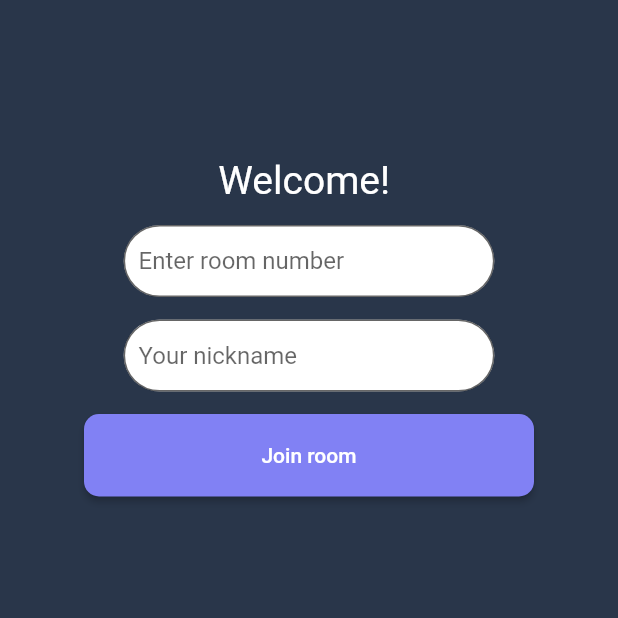
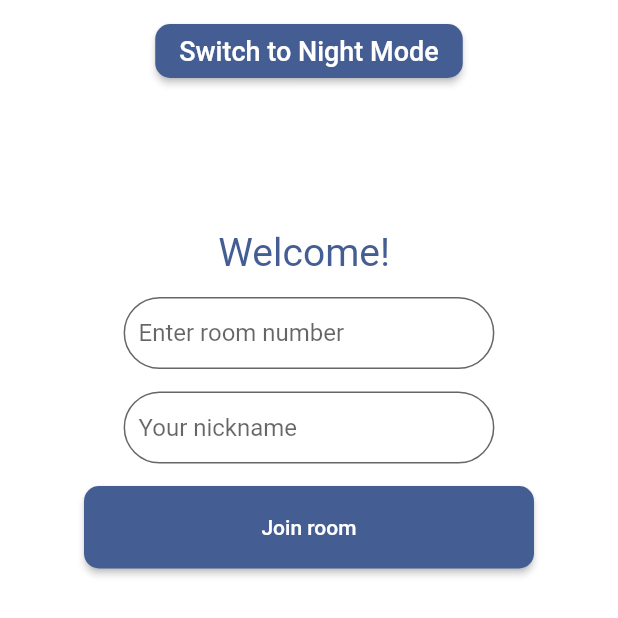
Before and after one commit to yaryna-benko/scrum_pocker, a Flutter app: the screen it shows after launch, on a phone screen of 412 x 824 dp, the top half of it. Run offline on Flutter 3.47's test engine with Material 2 defaults, Android fonts, the phone set to English and light mode, and no system bars; our stand-ins replace qr_flutter, stop_watch_timer.

Commit message:
Дипломні правки

```diff
--- a/scrum_pocker/lib/components/constrains.dart
+++ b/scrum_pocker/lib/components/constrains.dart
@@ -1,12 +1,17 @@
 import 'package:flutter/material.dart';
 import 'dart:ui';
 
-const kPrimaryColor = Color.fromARGB(255, 41, 54, 74);
-const kPrimaryButtonColor = Color.fromARGB(255, 129, 129, 244);
+const kPrimaryColor = Colors.white;
+const kPrimaryDarkColor = Color.fromARGB(255, 41, 54, 74);
+const kPrimaryButtonColor = Color.fromRGBO(68, 94, 147, 1);
+const kPrimaryDarkButtonColor = Color.fromARGB(255, 129, 129, 244);
 const kPrimaryVoteColor = Color.fromRGBO(75, 96, 117, 0.5);
 const kPrimaryLightColor = Color(0xFFFFFFFF);
+const kPrimaryTextColor  = Color.fromRGBO(68, 94, 147, 1);
 
 
 const double defaultPadding = 16.0;
 
 String RoomId = '';
+bool isNightModeEnabled = false;
+int sessionsCount = 0;
--- a/scrum_pocker/lib/main.dart
+++ b/scrum_pocker/lib/main.dart
@@ -1,10 +1,10 @@
 import 'package:flutter/material.dart';
 import 'package:scrum_pocker/screens/cards/body.dart';
+import 'package:scrum_pocker/screens/sessions/session.dart';
 import 'components/constrains.dart';
 import 'package:scrum_pocker/screens/room/room.dart';
 import 'package:scrum_pocker/screens/result/result.dart';
 import 'package:scrum_pocker/screens/landing page/body.dart';
-import 'package:scrum_pocker/models/voters.dart';
 
 void main() {
   runApp(const MyApp());
@@ -18,7 +18,7 @@ class MyApp extends StatefulWidget {
 }
 
 class _MyAppState extends State<MyApp> {
-  // This widget is the root of your application.
+
 
   @override
 
@@ -26,8 +26,8 @@ class _MyAppState extends State<MyApp> {
     return MaterialApp(
       title: 'Home Page',
       theme: ThemeData(
-        primaryColor: kPrimaryColor,
-        scaffoldBackgroundColor: kPrimaryColor,
+        primaryColor: Colors.white,
+        scaffoldBackgroundColor: Colors.white,
       ),
       home:  HBody(),
       routes: {
@@ -35,6 +35,7 @@ class _MyAppState extends State<MyApp> {
           'room': (context) =>  Room(),
           'result': (context) =>  Result(),
           'home': (context) => HBody(),
+          'sessions': (context) => SessionScreen()
         }
     );
   }
--- a/scrum_pocker/lib/models/room.dart
+++ b/scrum_pocker/lib/models/room.dart
@@ -4,18 +4,22 @@ import 'dart:convert';
 import 'package:flutter/material.dart';
 import 'package:http/http.dart' as http;
 
+List<VRoom> VRoomFromJson(String str) =>
+    List<VRoom>.from(json.decode(str).map((x) => VRoom.fromJson(x)));
 
 class VRoom{
   int id;
   String room_number;
   int scrummaster;
   int lifetime;
+  String created_date;
 
   VRoom({
     required this.id,
     required this.room_number,
     required this.scrummaster,
-    required this.lifetime
+    required this.lifetime,
+    required this.created_date
   });
 
   Map<String, dynamic> toJson(){
@@ -24,15 +28,17 @@ class VRoom{
     data["room_number"] = room_number;
     data['scrummaster'] = scrummaster;
     data['lifetime'] = lifetime;
+    data['created_date'] = created_date;
     return data;
   }
 
   factory VRoom.fromJson(Map<String, dynamic> json) {
     return VRoom(
       id: json['id'],
-      room_number: json['title'],
+      room_number: json['room_number'],
       scrummaster: json['scrummaster'],
       lifetime: json['lifetime'],
+      created_date: json['created_date'],
     );
   }
 }
--- a/scrum_pocker/lib/screens/landing page/body.dart
+++ b/scrum_pocker/lib/screens/landing page/body.dart
@@ -3,37 +3,60 @@ import 'package:scrum_pocker/components/constrains.dart';
 import 'package:scrum_pocker/components/api_service.dart';
 import 'package:scrum_pocker/models/room.dart';
 
-//import 'package:stop_watch_timer/stop_watch_timer.dart';
 
 class HBody extends StatefulWidget {
   @override
   State<HBody> createState() => _BodyState();
 }
 
+
+
 class _BodyState extends State<HBody> {
-  //final StopWatchTimer _stopWatchTimer = StopWatchTimer();
   final _isHours = true;
   bool checkedValue = false;
   Future<VRoom>? _futureRoom;
   Future<VRoom>? _futureTestRoom;
   final TextEditingController _controller = TextEditingController();
 
+    void toggleColorMode() {
+    setState(() {
+      isNightModeEnabled = !isNightModeEnabled;
+    });
+  }
+
   @override
   Widget build(BuildContext context) {
     return Scaffold(
-      backgroundColor: kPrimaryColor,
+      backgroundColor: isNightModeEnabled ? kPrimaryDarkColor : Colors.white,
       body: SingleChildScrollView(
         child: Column(
           children: [
             SizedBox(height: 10),
-            Row(
-              mainAxisAlignment: MainAxisAlignment.end,
-              children: [
-                // Icon ( Icons.clear_rounded, color: kPrimaryButtonColor, size: 20,),
-                // SizedBox(width: 5),
-                // Text ( 'Quit', style: TextStyle(fontSize: 20, color: kPrimaryButtonColor, fontWeight: FontWeight.normal),),
-                // SizedBox(width: 5)
-              ],
+            Container(
+              color: isNightModeEnabled ? kPrimaryDarkColor : Colors.white,
+              child: Center(
+                child: Column(
+                mainAxisAlignment: MainAxisAlignment.center,
+                children: [
+                ElevatedButton(
+                  onPressed: toggleColorMode,
+                  style: ElevatedButton.styleFrom(
+                    shape: RoundedRectangleBorder(
+                      borderRadius: BorderRadius.circular(10),
+                    ),
+                    backgroundColor: isNightModeEnabled ? Colors.white : kPrimaryButtonColor
+                  ),
+                  child: Text(
+                    isNightModeEnabled ? 'Switch to Day Mode' : 'Switch to Night Mode',
+                    style: TextStyle(
+                      fontSize: 18.0,
+                      color: isNightModeEnabled ? kPrimaryButtonColor : Colors.white,
+                    ),
+                  ),
+                ),
+                ],
+                ),
+              ),
             ),
             SizedBox(height: 15),
             Container(
@@ -41,7 +64,7 @@ class _BodyState extends State<HBody> {
                 child: RichText(
                 text: TextSpan(
                   text: 'Welcome! ',
-                    style: TextStyle(color: Colors.white, fontSize: 26),
+                    style: TextStyle(color: isNightModeEnabled ? Colors.white : kPrimaryButtonColor, fontSize: 26),
                 ),
               ),
             ),
@@ -57,7 +80,7 @@ class _BodyState extends State<HBody> {
                     fillColor: Colors.white,
                     filled: true,
                     border: OutlineInputBorder(
-                    borderRadius: BorderRadius.circular(40),
+                      borderRadius: BorderRadius.circular(40),
                   )
                   ),
                 )
@@ -80,24 +103,28 @@ class _BodyState extends State<HBody> {
             SizedBox(height: 15),
             ElevatedButton(
               onPressed: () async{
+                sessionsCount++;
                 setState(() {
-                  _futureRoom = putUserInVRoom(_controller.text);
+                  _futureRoom = ApiService().putUserInVRoom(_controller.text);
                   RoomId = _controller.text;
-                  _futureTestRoom = createVRoom();});
+                  _futureTestRoom = ApiService().createVRoom();});
                 Navigator.pushNamed(context, 'room');
               },
               style: ElevatedButton.styleFrom(
-                primary: kPrimaryButtonColor,
-                surfaceTintColor: kPrimaryButtonColor,
+                backgroundColor: isNightModeEnabled ? Colors.white : kPrimaryButtonColor,
+                //surfaceTintColor: kPrimaryButtonColor,
                 minimumSize: Size(300, 55),
                 padding: const EdgeInsets.fromLTRB(10, 0, 10, 0),
                 shape:RoundedRectangleBorder(
                   borderRadius: BorderRadius.circular(10),
                 )
               ),
-              child: const Text(
+              child: Text(
                 'Join room',
-                style: TextStyle(fontSize: 14, color: Colors.white),
+                style: TextStyle(
+                  fontSize: 14,
+                  color: isNightModeEnabled ? kPrimaryButtonColor : Colors.white,
+                ),
               )
             ),
             SizedBox(height: 15),
--- a/scrum_pocker/pubspec.yaml
+++ b/scrum_pocker/pubspec.yaml
@@ -12,11 +12,13 @@ environment:
 dependencies:
   flutter:
     sdk: flutter
-
+  qr_flutter: ^3.0.0
+  #path_provider: 2.0.15
 
   cupertino_icons: ^1.0.2
   stop_watch_timer: ^0.7.0
   http: ^0.13.4
+  intl: ^0.18.1
 
 dev_dependencies:
   flutter_test:
```
Also changed, not shown: scrum_pocker/lib/components/api_service.dart (+30 -10 lines), scrum_pocker/lib/components/timer.dart (added, +65 -0 lines), scrum_pocker/lib/components/voting_results.txt (added, +23 -0 lines), scrum_pocker/lib/screens/cards/body.dart (+3 -9 lines), scrum_pocker/lib/screens/result/result.dart (+109 -18 lines), scrum_pocker/lib/screens/room/components/body.dart (+11 -28 lines), scrum_pocker/lib/screens/sessions/session.dart (added, +124 -0 lines), scrum_pocker/pubspec.lock, 8 other files.
